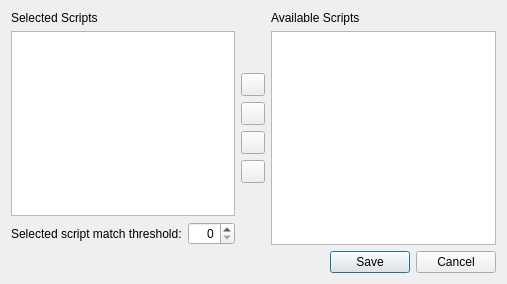
First picture: the form in ui/exception_script_selector.ui, repository metabrainz/picard, before the edit.
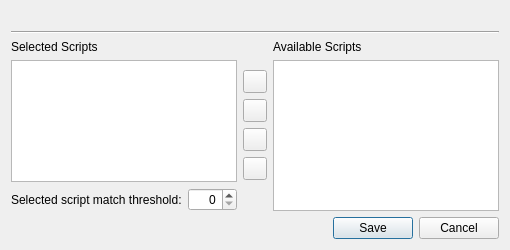
Second picture: the form after the edit. Icons and pictures are not drawn.

Commit message:
Update script selector ui:
- Set minimum size for the dialog.
- Add label and tooltips explaining the weighting threshold.
- Display available scripts list in alphabetical order.
- Add "..." to "Select" buttons on Metadata options page.
- Use `ScriptExceptionSelector.make_label` method in Metadata options.

```diff
--- a/ui/exception_script_selector.ui
+++ b/ui/exception_script_selector.ui
@@ -9,20 +9,43 @@
    <rect>
     <x>0</x>
     <y>0</y>
-    <width>507</width>
-    <height>284</height>
+    <width>510</width>
+    <height>250</height>
    </rect>
   </property>
   <property name="sizePolicy">
-   <sizepolicy hsizetype="Expanding" vsizetype="Expanding">
+   <sizepolicy hsizetype="Expanding" vsizetype="Preferred">
     <horstretch>1</horstretch>
     <verstretch>1</verstretch>
    </sizepolicy>
   </property>
+  <property name="minimumSize">
+   <size>
+    <width>510</width>
+    <height>250</height>
+   </size>
+  </property>
   <property name="windowTitle">
    <string>Exception Script Selector</string>
   </property>
   <layout class="QVBoxLayout" name="verticalLayout">
+   <item>
+    <widget class="QLabel" name="threshold_explanation">
+     <property name="text">
+      <string/>
+     </property>
+     <property name="wordWrap">
+      <bool>true</bool>
+     </property>
+    </widget>
+   </item>
+   <item>
+    <widget class="Line" name="line">
+     <property name="orientation">
+      <enum>Qt::Horizontal</enum>
+     </property>
+    </widget>
+   </item>
    <item>
     <layout class="QHBoxLayout" name="horizontalLayout">
      <item>
@@ -35,7 +58,14 @@
         </widget>
        </item>
        <item>
-        <widget class="QListWidget" name="selected_scripts"/>
+        <widget class="QListWidget" name="selected_scripts">
+         <property name="maximumSize">
+          <size>
+           <width>16777215</width>
+           <height>16777215</height>
+          </size>
+         </property>
+        </widget>
        </item>
        <item>
         <layout class="QHBoxLayout" name="horizontalLayout_2">
```
Left out of the diff: 2 changed lines with no effect on the pictures. The commit also changes 5 other files.
